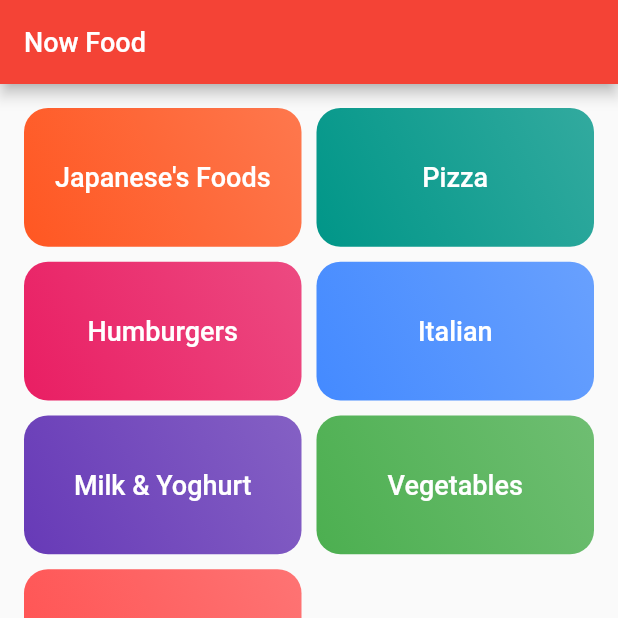
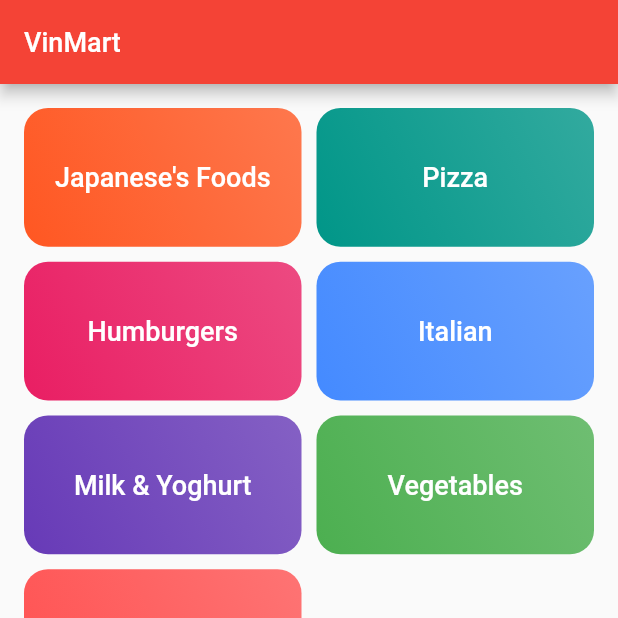
Before and after one commit to duypxd/Flutter_Demo, a Flutter app: the screen it shows after launch, on a phone screen of 412 x 824 dp, the top half of it. Run offline on Flutter 3.47's test engine with Material 2 defaults, Android fonts, the phone set to English and light mode, and no system bars; missing offline and left inert: dart:ffi; Roboto replaces fonts that are missing (Sunshiney).

Commit message:
rename title app

```diff
--- a/lib/FoodApp/screens/foods_page.dart
+++ b/lib/FoodApp/screens/foods_page.dart
@@ -21,7 +21,7 @@ class FoodsPage extends StatelessWidget {
         FAKE_FOODS.where((food) => food.categoryId == category?.id).toList();
     return Scaffold(
       appBar: AppBar(
-        title: Text('Foods from category'),
+        title: Text('VinMart from category'),
       ),
       body: Center(
         child: Center(
--- a/lib/main.dart
+++ b/lib/main.dart
@@ -28,7 +28,7 @@ class MyApp extends StatelessWidget {
       ),
       home: Scaffold(
         appBar: AppBar(
-          title: Text('Now Food'),
+          title: Text('VinMart'),
         ),
         body: SafeArea(child: CategoriesPage()),
       ),
```
